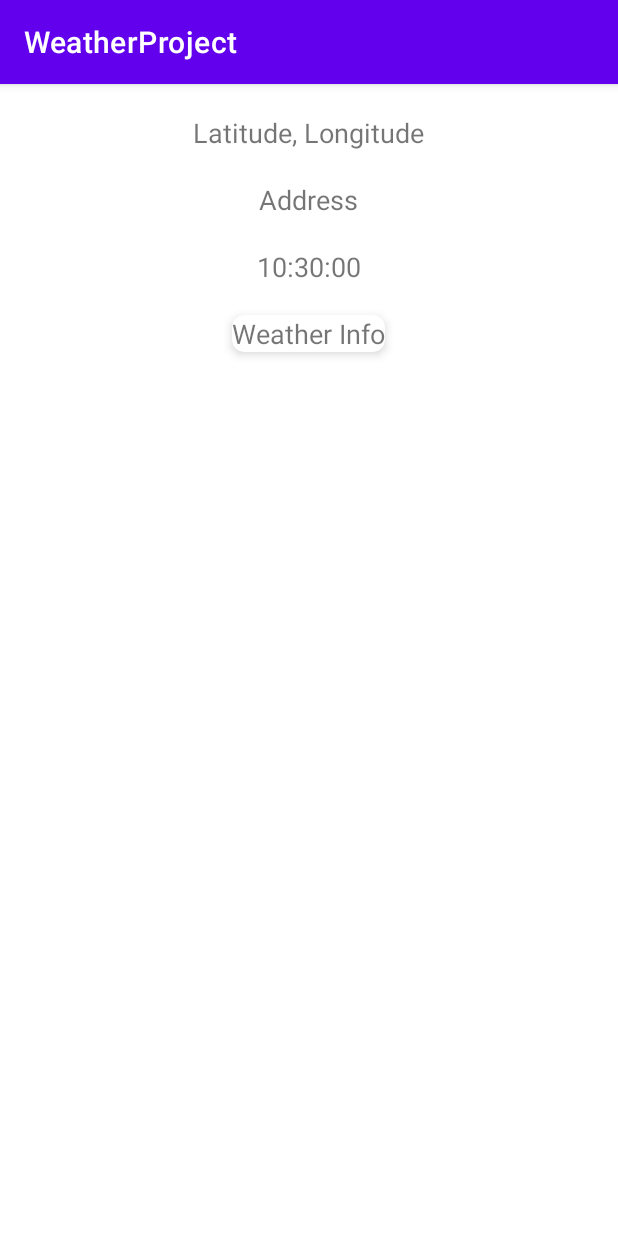
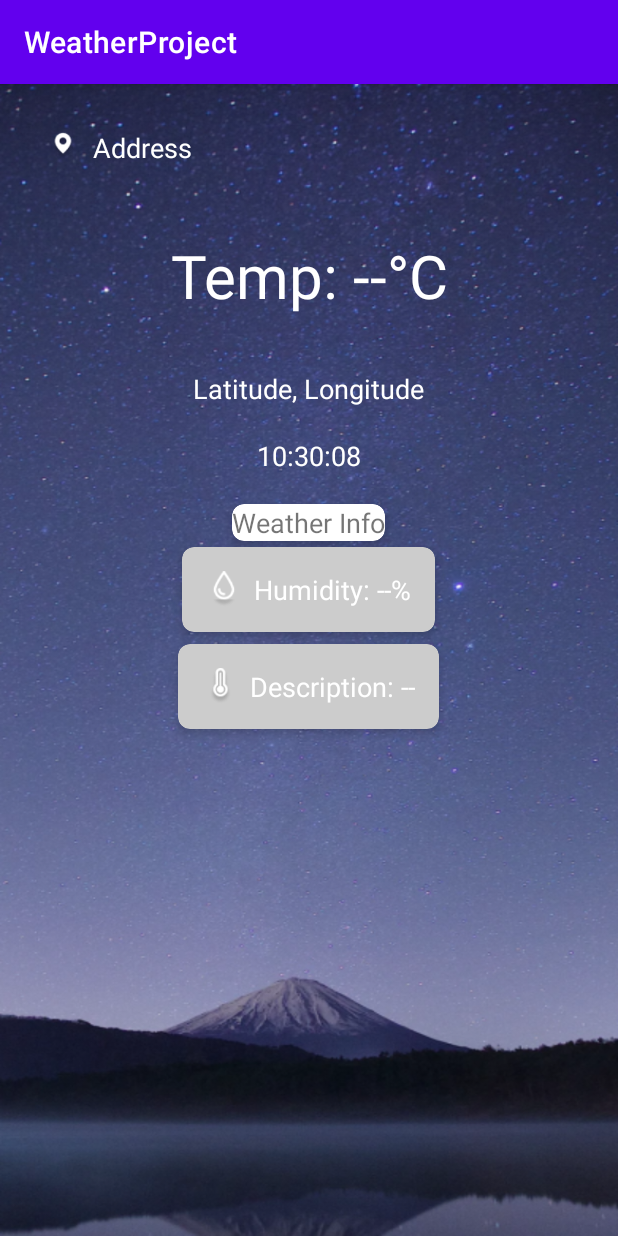
Before and after one commit to SemageNC/WeatherProject, an Android app: the screen it shows after launch (MainActivity), on a phone screen of 412 x 824 dp. Run offline under Robolectric (Android 15) with nearby library versions, the phone set to English and light mode, and no system bars.

Commit message:
UI Design

```diff
--- a/app/src/main/java/com/naduni/weatherproject/MainActivity.java
+++ b/app/src/main/java/com/naduni/weatherproject/MainActivity.java
@@ -6,6 +6,7 @@ import android.location.Address;
 import android.location.Geocoder;
 import android.location.Location;
 import android.os.Bundle;
+import android.os.Handler;
 import android.os.Looper;
 import android.util.Log;
 import android.widget.TextView;
@@ -37,12 +38,16 @@ import java.util.Locale;
 public class MainActivity extends AppCompatActivity {
     private static final int LOCATION_PERMISSION_REQUEST_CODE = 1;
     private static final String TAG = "MainActivity";
-    private static final String API_KEY = "fc6079f2584eda5d0aa441f03c5dedaf"; // Your OpenWeatherMap API key
+    private static final String API_KEY = "9b42abb37074595ab4d922c1ae3c6786"; // Your OpenWeatherMap API key
     private FusedLocationProviderClient fusedLocationClient;
     private TextView latitudeLongitudeTextView;
     private TextView addressTextView;
     private TextView systemTimeTextView;
     private TextView weatherInfoTextView;
+
+    private TextView temperatureInfoTextView;
+    private Handler handler;
+    private Runnable runnable;
 
     @Override
     protected void onCreate(Bundle savedInstanceState) {
@@ -53,8 +58,10 @@ public class MainActivity extends AppCompatActivity {
         addressTextView = findViewById(R.id.address);
         systemTimeTextView = findViewById(R.id.system_time);
         weatherInfoTextView = findViewById(R.id.weather_info);
+        temperatureInfoTextView = findViewById(R.id.temperature_info);
 
         fusedLocationClient = LocationServices.getFusedLocationProviderClient(this);
+        handler = new Handler(Looper.getMainLooper());
 
         if (ContextCompat.checkSelfPermission(this, Manifest.permission.ACCESS_FINE_LOCATION)
                 != PackageManager.PERMISSION_GRANTED) {
@@ -64,14 +71,23 @@ public class MainActivity extends AppCompatActivity {
             fetchLocation();
         }
 
-        // Update system time
+        // Update system time in real-time
         updateSystemTime();
+
+        // Schedule weather data updates every minute
+        scheduleWeatherUpdates();
     }
 
     private void updateSystemTime() {
-        SimpleDateFormat sdf = new SimpleDateFormat("HH:mm:ss", Locale.getDefault());
-        String currentTime = sdf.format(new Date());
-        systemTimeTextView.setText(currentTime);
+        handler.post(new Runnable() {
+            @Override
+            public void run() {
+                SimpleDateFormat sdf = new SimpleDateFormat("HH:mm:ss", Locale.getDefault());
+                String currentTime = sdf.format(new Date());
+                systemTimeTextView.setText(currentTime);
+                handler.postDelayed(this, 1000); // Update every second
+            }
+        });
     }
 
     private void fetchLocation() {
@@ -148,6 +164,8 @@ public class MainActivity extends AppCompatActivity {
                             weatherResponse.main.humidity,
                             weatherResponse.weather.get(0).description);
                     weatherInfoTextView.setText(weatherInfo);
+                    String temperatureInfo = String.format(Locale.getDefault(), "%.1f°C", weatherResponse.main.temp);
+                    temperatureInfoTextView.setText(temperatureInfo);
                     Log.d(TAG, "Weather Info: " + weatherInfo);
                 } else {
                     weatherInfoTextView.setText("Failed to get weather info");
@@ -161,6 +179,25 @@ public class MainActivity extends AppCompatActivity {
                 Log.e(TAG, "API call failed", t);
             }
         });
+    }
+
+    private void scheduleWeatherUpdates() {
+        runnable = new Runnable() {
+            @Override
+            public void run() {
+                fetchLocation(); // Update location and weather info
+                handler.postDelayed(this, 60000); // Schedule next update in 1 minute
+            }
+        };
+        handler.post(runnable);
+    }
+
+    @Override
+    protected void onDestroy() {
+        super.onDestroy();
+        if (handler != null && runnable != null) {
+            handler.removeCallbacks(runnable);
+        }
     }
 
     @Override
--- a/app/src/main/res/layout/activity_main.xml
+++ b/app/src/main/res/layout/activity_main.xml
@@ -3,7 +3,58 @@
     xmlns:app="http://schemas.android.com/apk/res-auto"
     android:layout_width="match_parent"
     android:layout_height="match_parent"
-    tools:context=".MainActivity">
+    tools:context=".MainActivity"
+    android:background="@drawable/image">
+
+    <LinearLayout
+        android:layout_width="wrap_content"
+        android:layout_height="wrap_content"
+        android:gravity="center_vertical"
+        android:orientation="horizontal"
+        android:layout_margin="30dp"
+        android:id="@+id/addressSection">
+
+        <ImageView
+            android:layout_width="24dp"
+            android:layout_height="24dp"
+            android:src="@drawable/location_icon" />
+
+        <TextView
+            android:id="@+id/address"
+            android:layout_width="wrap_content"
+            android:layout_height="wrap_content"
+            android:layout_marginStart="8dp"
+            android:text="Address"
+            android:textColor="@android:color/white"
+            android:textSize="18sp" />
+    </LinearLayout>
+
+
+
+        <LinearLayout
+            android:id="@+id/tempSection"
+            android:layout_width="wrap_content"
+            android:layout_height="wrap_content"
+            android:orientation="vertical"
+            android:padding="16dp"
+            android:gravity="center"
+            android:layout_centerHorizontal="true"
+            android:layout_below="@+id/addressSection">
+
+            <TextView
+                android:id="@+id/temperature_info"
+                android:layout_width="wrap_content"
+                android:layout_height="wrap_content"
+                android:text="Temp: --°C"
+                android:textSize="40sp"
+                android:textColor="@android:color/white"
+                android:gravity="center"
+                android:layout_gravity="center"
+                />
+        </LinearLayout>
+
+
+
 
     <TextView
         android:id="@+id/latitude_longitude"
@@ -12,27 +63,22 @@
         android:layout_marginTop="20dp"
         android:layout_centerHorizontal="true"
         android:text="Latitude, Longitude"
-        android:textSize="18sp" />
+        android:textSize="18sp"
+        android:textColor="@android:color/white"
+        android:layout_below="@+id/tempSection"/>
+
+
 
     <TextView
-        android:id="@+id/address"
+        android:id="@+id/system_time"
         android:layout_width="wrap_content"
         android:layout_height="wrap_content"
         android:layout_below="@id/latitude_longitude"
         android:layout_marginTop="20dp"
         android:layout_centerHorizontal="true"
-        android:text="Address"
-        android:textSize="18sp" />
-
-    <TextView
-        android:id="@+id/system_time"
-        android:layout_width="wrap_content"
-        android:layout_height="wrap_content"
-        android:layout_below="@id/address"
-        android:layout_marginTop="20dp"
-        android:layout_centerHorizontal="true"
         android:text="System Time"
-        android:textSize="18sp" />
+        android:textSize="18sp"
+        android:textColor="@android:color/white" />
 
     <androidx.cardview.widget.CardView
         android:id="@+id/weather_card"
@@ -53,4 +99,76 @@
             android:textSize="18sp" />
     </androidx.cardview.widget.CardView>
 
+    <androidx.cardview.widget.CardView
+        android:id="@+id/humSection"
+        android:layout_width="wrap_content"
+        android:layout_height="wrap_content"
+        android:layout_weight="1"
+        app:cardCornerRadius="8dp"
+        app:cardElevation="4dp"
+        android:layout_margin="4dp"
+        android:background="#80000000"
+        android:backgroundTint="#cccccc"
+        android:layout_centerHorizontal="true"
+        android:layout_below="@+id/weather_card">
+
+        <LinearLayout
+            android:layout_width="wrap_content"
+            android:layout_height="wrap_content"
+            android:orientation="horizontal"
+            android:padding="16dp"
+            android:gravity="center_vertical">
+
+            <ImageView
+                android:layout_width="24dp"
+                android:layout_height="24dp"
+                android:src="@drawable/icon_humidity" />
+
+            <TextView
+                android:id="@+id/humidity_info"
+                android:layout_width="wrap_content"
+                android:layout_height="wrap_content"
+                android:text="Humidity: --%"
+                android:textSize="18sp"
+                android:textColor="@android:color/white"
+                android:layout_marginStart="8dp" />
+        </LinearLayout>
+    </androidx.cardview.widget.CardView>
+
+    <androidx.cardview.widget.CardView
+        android:layout_width="wrap_content"
+        android:layout_height="wrap_content"
+        android:layout_weight="1"
+        app:cardCornerRadius="8dp"
+        app:cardElevation="4dp"
+        android:layout_margin="4dp"
+        android:background="#80000000"
+        android:layout_centerHorizontal="true"
+        android:backgroundTint="#cccccc"
+        android:layout_below="@id/humSection"
+        >
+
+        <LinearLayout
+            android:layout_width="wrap_content"
+            android:layout_height="wrap_content"
+            android:orientation="horizontal"
+            android:padding="16dp"
+            android:gravity="center_vertical">
+
+            <ImageView
+                android:layout_width="24dp"
+                android:layout_height="24dp"
+                android:src="@drawable/icon_feels_like" />
+
+            <TextView
+                android:id="@+id/description_info"
+                android:layout_width="wrap_content"
+                android:layout_height="wrap_content"
+                android:text="Description: --"
+                android:textSize="18sp"
+                android:textColor="@android:color/white"
+                android:layout_marginStart="8dp" />
+        </LinearLayout>
+    </androidx.cardview.widget.CardView>
+
 </RelativeLayout>
```
Also changed, not shown: app/src/main/res/drawable/icon_feels_like.png (added), app/src/main/res/drawable/icon_humidity.png (added), app/src/main/res/drawable/image.png (added), app/src/main/res/drawable/location_icon.png (added).
